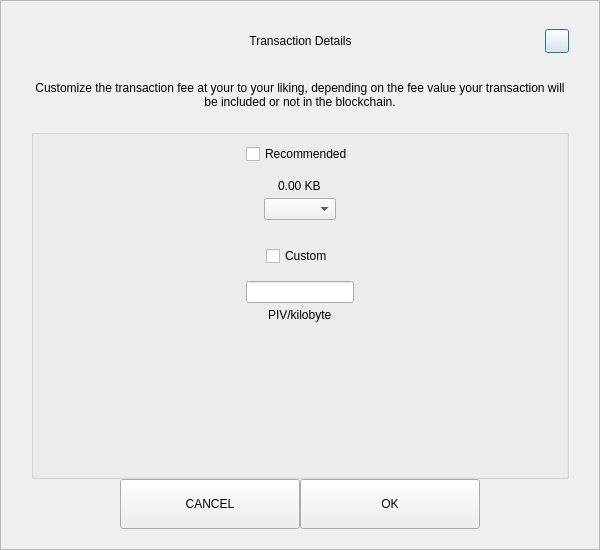
Qt form src/qt/pivx/forms/sendcustomfeedialog.ui (RapidsOfficial/Rapids) before a commit.
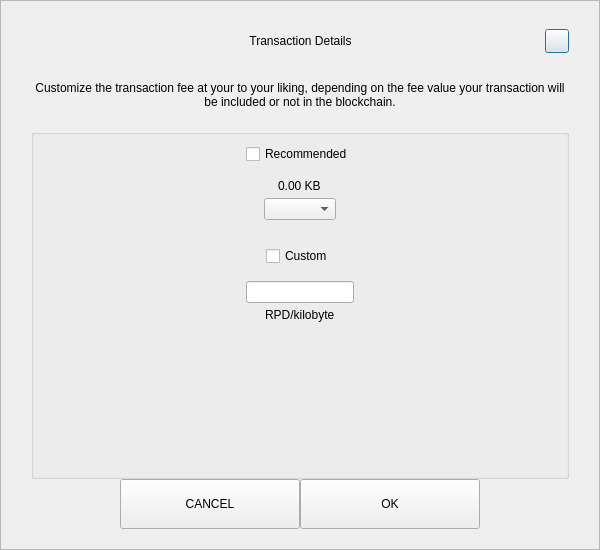
The same form after that commit.

What changed in the file:
```diff
--- a/src/qt/pivx/forms/sendcustomfeedialog.ui
+++ b/src/qt/pivx/forms/sendcustomfeedialog.ui
@@ -283,7 +283,7 @@
            <item alignment="Qt::AlignHCenter">
             <widget class="QLabel" name="labelCustomFee">
              <property name="text">
-              <string>PIV/kilobyte</string>
+              <string>RPD/kilobyte</string>
              </property>
             </widget>
            </item>
```
